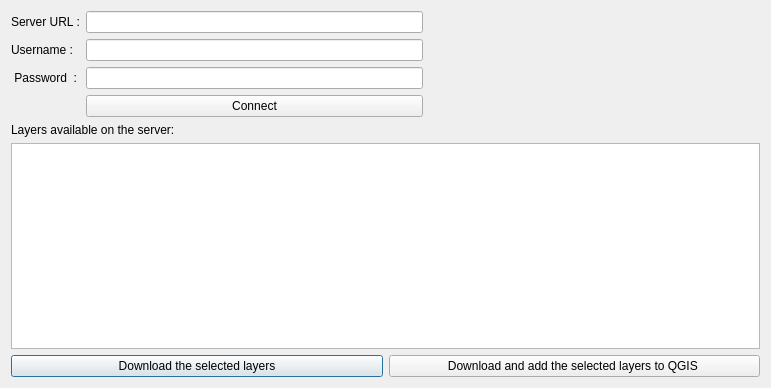
Qt form geoserver_qgis/download_dialog_ui.ui (GFDRR/geoserver_bridge) before a commit.
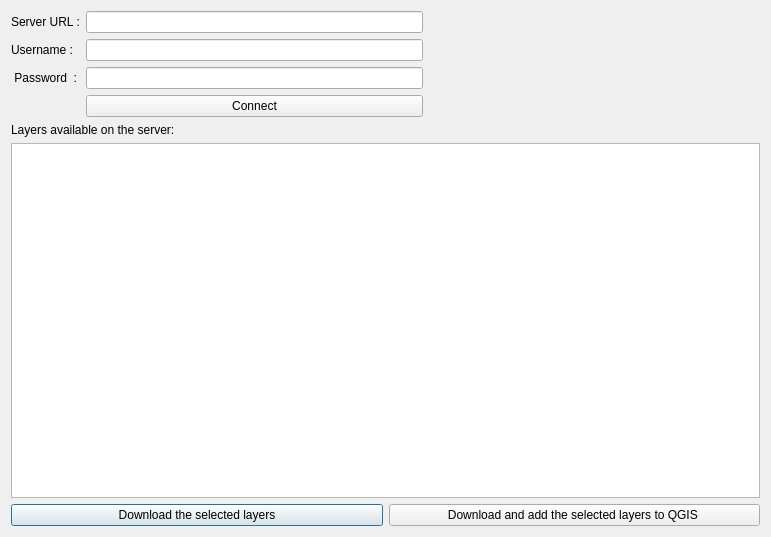
The same form after that commit.

Diff of the .ui file:
```diff
--- a/geoserver_qgis/download_dialog_ui.ui
+++ b/geoserver_qgis/download_dialog_ui.ui
@@ -7,7 +7,7 @@
     <x>0</x>
     <y>0</y>
     <width>771</width>
-    <height>388</height>
+    <height>537</height>
    </rect>
   </property>
   <property name="windowTitle">
```
